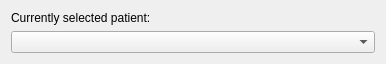
This is Plugins/org.mitk.gui.qt.semanticrelations/src/internal/QmitkSemanticRelationsControls.ui in MITK/MITK as Qt 5 draws it before an edit. The edited form follows.
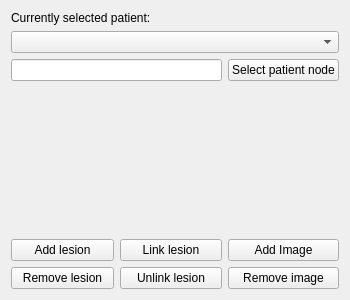
This is the edited form. Custom widgets are drawn as their Qt base class.

Commit message: Added an abstract selection widget, implemented the patient table selection widget and a simple datamanager widget; added a node selection dialog and changed the GUI (new lesion widget, new selection approach); added comments

Diff of the .ui file:
```diff
--- a/Plugins/org.mitk.gui.qt.semanticrelations/src/internal/QmitkSemanticRelationsControls.ui
+++ b/Plugins/org.mitk.gui.qt.semanticrelations/src/internal/QmitkSemanticRelationsControls.ui
@@ -6,21 +6,15 @@
    <rect>
     <x>0</x>
     <y>0</y>
-    <width>386</width>
-    <height>57</height>
+    <width>350</width>
+    <height>300</height>
    </rect>
   </property>
-  <property name="minimumSize">
-   <size>
-    <width>0</width>
-    <height>0</height>
-   </size>
-  </property>
   <property name="windowTitle">
    <string>Semantic relations plugin</string>
   </property>
-  <layout class="QVBoxLayout" name="verticalLayout">
-   <item>
+  <layout class="QGridLayout" name="gridLayout">
+   <item row="0" column="0" colspan="3">
     <widget class="QLabel" name="caseIDLabel">
      <property name="sizePolicy">
       <sizepolicy hsizetype="Minimum" vsizetype="Maximum">
@@ -33,18 +27,73 @@
      </property>
     </widget>
    </item>
-   <item>
-    <widget class="QComboBox" name="caseIDComboBox">
-     <property name="sizePolicy">
-      <sizepolicy hsizetype="Minimum" vsizetype="Maximum">
-       <horstretch>0</horstretch>
-       <verstretch>0</verstretch>
-      </sizepolicy>
+   <item row="1" column="0" colspan="3">
+    <widget class="QComboBox" name="caseIDComboBox"/>
+   </item>
+   <item row="2" column="0" colspan="2">
+    <widget class="QLineEdit" name="selectedPatientNodeLineEdit"/>
+   </item>
+   <item row="2" column="2">
+    <widget class="QPushButton" name="selectPatientNodePushButton">
+     <property name="text">
+      <string>Select patient node</string>
+     </property>
+    </widget>
+   </item>
+      <item row="3" column="0" colspan="3">
+    <widget class="QmitkLesionInfoWidget" name="lesionInfoWidget" native="true"/>
+   </item>
+   <item row="4" column="0">
+    <widget class="QPushButton" name="addLesionPushButton">
+     <property name="text">
+      <string>Add lesion</string>
+     </property>
+    </widget>
+   </item>
+   <item row="5" column="0">
+    <widget class="QPushButton" name="removeLesionPushButton">
+     <property name="text">
+      <string>Remove lesion</string>
+     </property>
+    </widget>
+   </item>
+   <item row="4" column="1">
+    <widget class="QPushButton" name="linkLesionPushButton">
+     <property name="text">
+      <string>Link lesion</string>
+     </property>
+    </widget>
+   </item>
+   <item row="5" column="1">
+    <widget class="QPushButton" name="unlinkLesionPushButton">
+     <property name="text">
+      <string>Unlink lesion</string>
+     </property>
+    </widget>
+   </item>
+   <item row="4" column="2">
+    <widget class="QPushButton" name="addImagePushButton">
+     <property name="text">
+      <string>Add Image</string>
+     </property>
+    </widget>
+   </item>
+   <item row="5" column="2">
+    <widget class="QPushButton" name="removeImagePushButton">
+     <property name="text">
+      <string>Remove image</string>
      </property>
     </widget>
    </item>
   </layout>
  </widget>
+ <customwidgets>
+  <customwidget>
+   <class>QmitkLesionInfoWidget</class>
+   <extends>QWidget</extends>
+   <header location="global">QmitkLesionInfoWidget.h</header>
+  </customwidget>
+ </customwidgets>
  <resources/>
  <connections/>
 </ui>
```
The commit also changes 21 other files.
